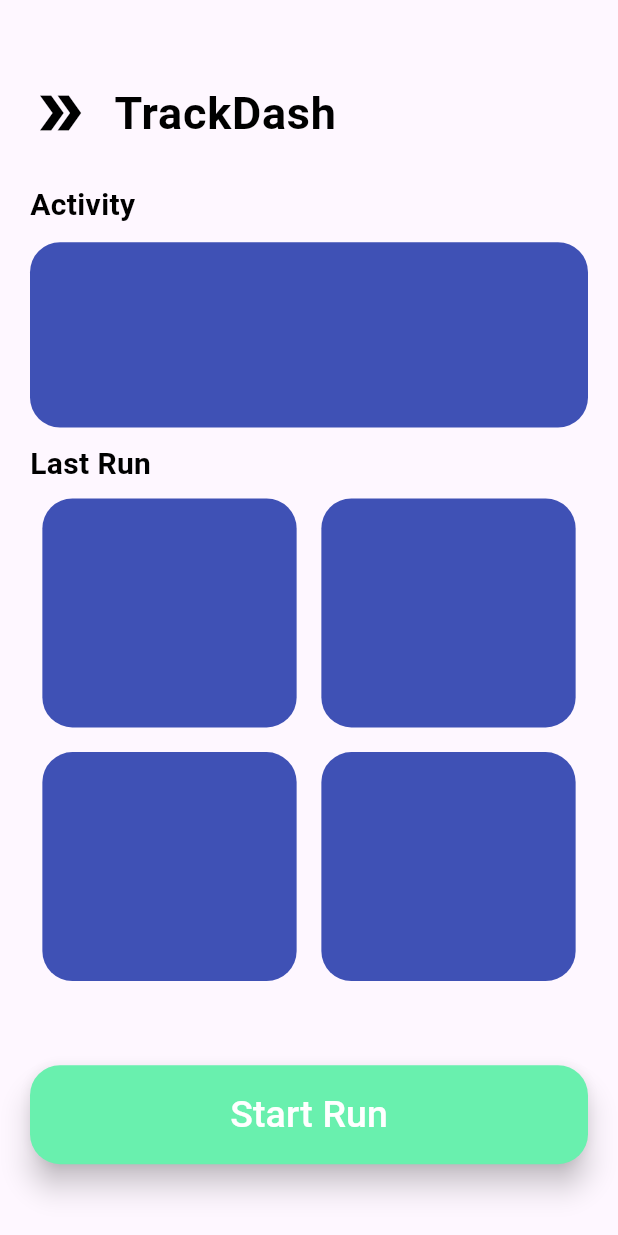
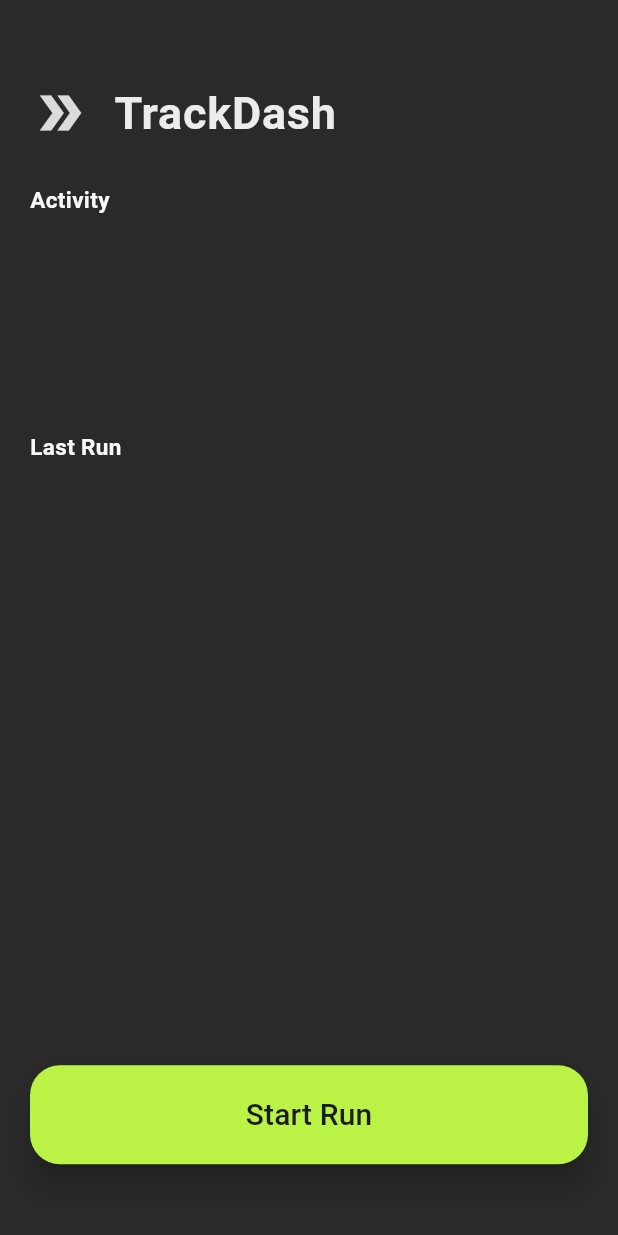
Before and after one commit to Piombo4/TrackDash, a Flutter app: the screen it shows after launch, on a phone screen of 412 x 824 dp. Run offline on Flutter 3.47's test engine with Material 3 defaults, Android fonts, the phone set to English and light mode, and no system bars; drawn by our look-alikes of auto_size_text; missing offline and left inert: flutter_osm_plugin.

Commit message:
Changed ThemeData

```diff
--- a/trackdash/lib/main.dart
+++ b/trackdash/lib/main.dart
@@ -1,5 +1,6 @@
 import 'package:flutter/material.dart';
 import 'package:trackdash/pages/FirstPage.dart';
+import 'package:trackdash/utils/app_theme.dart';
 
 void main() {
   runApp(const MyApp());
@@ -12,10 +13,7 @@ class MyApp extends StatelessWidget {
   Widget build(BuildContext context) {
     return MaterialApp(
       debugShowCheckedModeBanner: false,
-      theme: ThemeData(
-        primarySwatch: Colors.blue,
-        useMaterial3: true,
-      ),
+      theme: app_theme,
       home: const MyHomePage(),
     );
   }
--- a/trackdash/lib/pages/FirstPage.dart
+++ b/trackdash/lib/pages/FirstPage.dart
@@ -1,3 +1,4 @@
+import 'package:auto_size_text/auto_size_text.dart';
 import 'package:flutter/material.dart';
 import 'package:flutter_osm_plugin/flutter_osm_plugin.dart';
 
@@ -39,49 +40,39 @@ class _FirstPageState extends State<FirstPage> {
           children: [
             const ListTile(
               contentPadding: EdgeInsets.zero,
-              title: Text(
+              title: AutoSizeText(
                 "TrackDash",
-                style: TextStyle(
-                    color: Colors.black,
-                    fontSize: 30,
-                    fontWeight: FontWeight.bold),
+                style: TextStyle(fontSize: 30, fontWeight: FontWeight.bold),
               ),
               leading: Icon(
                 Icons.double_arrow_sharp,
-                color: Colors.black,
                 size: 40,
               ),
             ),
             SizedBox(
               height: height * 0.02,
             ),
-            const Text(
+            AutoSizeText(
               "Activity",
-              style: TextStyle(
-                  color: Colors.black,
-                  fontSize: 20,
-                  fontWeight: FontWeight.bold),
+              style: TextStyle(fontSize: 15, fontWeight: FontWeight.bold),
             ),
             Container(
                 margin: const EdgeInsets.symmetric(vertical: 10),
                 height: height * 0.15,
                 width: width,
                 decoration: BoxDecoration(
-                  color: Colors.indigo,
+                  color: Theme.of(context).colorScheme.surface,
                   borderRadius: BorderRadius.circular(20),
                 )),
-            const Text(
+            AutoSizeText(
               "Last Run",
-              style: TextStyle(
-                  color: Colors.black,
-                  fontSize: 20,
-                  fontWeight: FontWeight.bold),
+              style: TextStyle(fontSize: 15, fontWeight: FontWeight.bold),
             ),
             GridView.builder(
                 padding: EdgeInsets.zero,
                 gridDelegate: const SliverGridDelegateWithFixedCrossAxisCount(
                   crossAxisCount: 2,
-                  childAspectRatio: 1.1,
+                  childAspectRatio: 1.05,
                 ),
                 shrinkWrap: true,
                 physics: const NeverScrollableScrollPhysics(),
@@ -91,10 +82,10 @@ class _FirstPageState extends State<FirstPage> {
                     borderRadius: BorderRadius.circular(20),
                     onTap: () {},
                     child: Container(
-                        margin: EdgeInsets.symmetric(
-                            vertical: height * 0.01, horizontal: height * 0.01),
+                        margin:
+                            EdgeInsets.symmetric(vertical: 10, horizontal: 10),
                         decoration: BoxDecoration(
-                          color: Colors.indigo,
+                          color: Theme.of(context).colorScheme.surface,
                           borderRadius: BorderRadius.circular(20),
                         )),
                   );
@@ -103,15 +94,18 @@ class _FirstPageState extends State<FirstPage> {
                 child: Center(
               child: ElevatedButton(
                 style: ElevatedButton.styleFrom(
+                    backgroundColor: Theme.of(context).colorScheme.primary,
                     elevation: 8,
                     minimumSize: Size(width, height * 0.08),
-                    backgroundColor: Colors.greenAccent,
                     shape: RoundedRectangleBorder(
                         borderRadius: BorderRadius.circular(20))),
                 onPressed: startRun,
-                child: const Text(
+                child: AutoSizeText(
                   "Start Run",
-                  style: TextStyle(fontSize: 25, color: Colors.white),
+                  style: TextStyle(
+                    fontSize: 20,
+                    color: Theme.of(context).textTheme.titleMedium?.color,
+                  ),
                 ),
               ),
             ))
--- /dev/null
+++ b/trackdash/lib/utils/app_theme.dart
@@ -0,0 +1,65 @@
+import 'package:flutter/material.dart';
+
+Map<int, Color> color = {
+  50: Color.fromRGBO(186, 242, 70, 1.0),
+  100: Color.fromRGBO(186, 242, 70, .2),
+  200: Color.fromRGBO(186, 242, 70, .3),
+  300: Color.fromRGBO(186, 242, 70, .4),
+  400: Color.fromRGBO(186, 242, 70, .5),
+  500: Color.fromRGBO(186, 242, 70, .6),
+  600: Color.fromRGBO(186, 242, 70, .7),
+  700: Color.fromRGBO(186, 242, 70, .8),
+  800: Color.fromRGBO(186, 242, 70, .9),
+  900: Color.fromRGBO(186, 242, 70, 1.0),
+};
+ThemeData app_theme = ThemeData(
+    textTheme: const TextTheme(
+        titleMedium: TextStyle(color: Color(0xff1a1c1f)),
+        bodySmall: TextStyle(color: Color(0xadf6f8f9)),
+        bodyLarge: TextStyle(color: Color(0xfff6f8f9)),
+        displayLarge: TextStyle(color: Color(0xfff6f8f9)),
+        bodyMedium: TextStyle(color: Color(0xfff6f8f9)),
+        displayMedium: TextStyle(color: Color(0xfff6f8f9))),
+    indicatorColor: Color(0xffbaf246),
+    cardTheme: CardTheme(
+        color: Color(0xff1a1c1f),
+        shape: RoundedRectangleBorder(
+          borderRadius: BorderRadius.circular(6.0), //<-- SEE HERE
+          side: const BorderSide(
+            color: Colors.amber,
+          ),
+        )),
+    colorScheme: ColorScheme(
+      outlineVariant: Color.fromARGB(255, 66, 66, 66),
+      scrim: Color(0xffbaf246),
+      brightness: Brightness.dark,
+      primary: Color(0xffbaf246),
+      onPrimary: Color(0xfff6f8f9),
+      primaryContainer: Color(0xff1a2c42),
+      onPrimaryContainer: Color(0xffe3e6ea),
+      secondary: Color(0xffc9f56e),
+      onSecondary: Color(0xffe3e6ea),
+      secondaryContainer: Color(0xffd48608),
+      onSecondaryContainer: Color(0xfffff4e1),
+      tertiary: Color(0xffcbee85),
+      onTertiary: Color(0xff14130d),
+      tertiaryContainer: Color(0xff8fc029),
+      onTertiaryContainer: Color(0xfffef6e6),
+      error: Color(0xffcf6679),
+      onError: Color(0xff140c0d),
+      errorContainer: Color(0xffb1384e),
+      onErrorContainer: Color(0xfffbe8ec),
+      background: Color(0xff151618),
+      onBackground: Color(0xffececec),
+      surface: Color(0xff2a2a2a),
+      //default background dei button
+      onSurface: Color(0xffececec),
+      surfaceVariant: Color(0xff1a1c1f),
+      onSurfaceVariant: Color(0xffdbdbdb),
+      outline: Color(0xffa0a0a0),
+      shadow: Color(0xff000000),
+      inverseSurface: Color(0xfff5f6f8),
+      onInverseSurface: Color(0xff131313),
+      inversePrimary: Color(0xff38404a),
+      surfaceTint: Color(0xff60748a),
+    ));
--- a/trackdash/pubspec.yaml
+++ b/trackdash/pubspec.yaml
@@ -36,6 +36,7 @@ dependencies:
   # Use with the CupertinoIcons class for iOS style icons.
   cupertino_icons: ^1.0.2
   flutter_osm_plugin: ^0.70.4
+  auto_size_text: ^3.0.0
 
 dev_dependencies:
   flutter_test:
```
Also changed, not shown: trackdash/lib/utils/CustomNavigationBar.dart (deleted, +0 -229 lines), trackdash/pubspec.lock.
